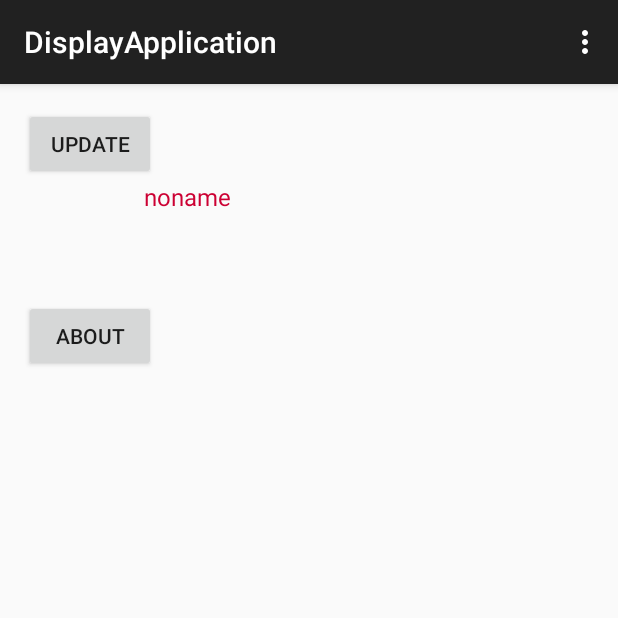
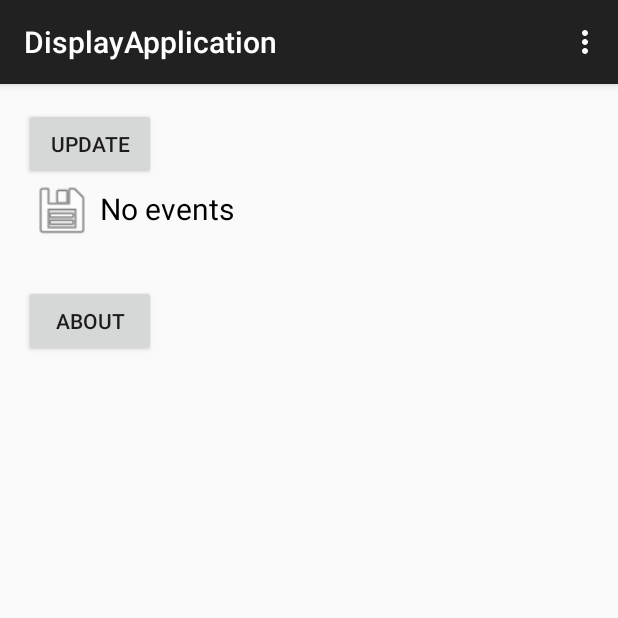
Before and after one commit to irinabelenki/DisplayApplicationGitHub, an Android app: the screen it shows after launch (MainActivity), on a phone screen of 412 x 824 dp, the top half of it. Run offline under Robolectric (Android 15) with nearby library versions, the phone set to English and light mode, and no system bars.

Commit message:
ListItem layout was updated.

```diff
--- a/app/src/main/java/com/example/displayapplication/EventListAdapter.java
+++ b/app/src/main/java/com/example/displayapplication/EventListAdapter.java
@@ -40,7 +40,7 @@ public class EventListAdapter extends ArrayAdapter<EventItem> {
         }
 
         holder.eventName.setText(rowItem.getName());
-        //holder.eventImage.setImageResource(rowItem.getImage());
+        holder.eventImage.setImageResource(android.R.drawable.ic_menu_save);
 
         return convertView;
     }
--- a/app/src/main/java/com/example/displayapplication/LoadDataTask.java
+++ b/app/src/main/java/com/example/displayapplication/LoadDataTask.java
@@ -47,6 +47,7 @@ class LoadDataTask extends AsyncTask<String, String, List<EventItem>> {
     @Override
     protected void onPostExecute(List<EventItem> eventList) {
         Log.i(TAG, "events number: " + eventList.size());
+        adapter.clear();
         adapter.addAll(eventList);
         adapter.notifyDataSetChanged();
     }
--- a/app/src/main/java/com/example/displayapplication/MainActivity.java
+++ b/app/src/main/java/com/example/displayapplication/MainActivity.java
@@ -50,9 +50,9 @@ public class MainActivity extends ActionBarActivity implements AdapterView.OnIte
 		};
 		aboutButton.setOnClickListener(aboutButtonListener);
 
-        listView = (ListView) findViewById(R.id.listView1);
+        listView = (ListView) findViewById(R.id.listView);
         eventItems = new ArrayList<EventItem>();
-        eventItems.add(new EventItem("noname","","","",""));
+        eventItems.add(new EventItem("No events","","","",""));
 
         eventAdapter = new EventListAdapter(this, R.layout.event_item, eventItems);
         listView.setAdapter(eventAdapter);
--- a/app/src/main/res/layout/activity_main.xml
+++ b/app/src/main/res/layout/activity_main.xml
@@ -1,7 +1,7 @@
 <LinearLayout xmlns:android="http://schemas.android.com/apk/res/android"
     xmlns:tools="http://schemas.android.com/tools"
     android:layout_width="match_parent"
-    android:layout_height="match_parent"
+    android:layout_height="wrap_content"
     android:paddingBottom="@dimen/activity_vertical_margin"
     android:paddingLeft="@dimen/activity_horizontal_margin"
     android:paddingRight="@dimen/activity_horizontal_margin"
@@ -15,10 +15,24 @@
         android:layout_height="wrap_content"
         android:text="@string/update" />
 
-    <ListView
+    <!--ListView
         android:id="@+id/listView1"
         android:layout_width="match_parent"
         android:layout_height="wrap_content" >
+    </ListView-->
+
+    <ListView
+        android:id="@+id/listView"
+        android:layout_width="match_parent"
+        android:layout_height="wrap_content"
+        android:alwaysDrawnWithCache="true"
+        android:dividerHeight="1dp"
+        android:horizontalSpacing="3dp"
+        android:scrollingCache="true"
+        android:smoothScrollbar="true"
+        android:stretchMode="columnWidth"
+        android:verticalSpacing="3dp"
+        android:layout_marginBottom="30dp">
     </ListView>
 
     <Button
--- a/app/src/main/res/layout/event_item.xml
+++ b/app/src/main/res/layout/event_item.xml
@@ -1,22 +1,21 @@
 <?xml version="1.0" encoding="UTF-8"?>
     <LinearLayout xmlns:android="http://schemas.android.com/apk/res/android"
-        android:orientation="horizontal"
-        android:layout_gravity="center_horizontal"
         android:layout_height="wrap_content"
-        android:layout_width="fill_parent" >
+        android:layout_width="wrap_content" >
 
         <ImageView
-            android:layout_height="80dp"
-            android:layout_width="80dp"
-            android:paddingRight="10dp"
-            android:paddingLeft="10dp"
+            android:layout_height="40dp"
+            android:layout_width="40dp"
+            android:layout_marginRight="5dp"
+            android:layout_marginLeft="5dp"
             android:id="@+id/event_image"/>
 
         <TextView
-            android:layout_height="fill_parent"
-            android:layout_width="fill_parent"
+            android:layout_height="wrap_content"
+            android:layout_width="wrap_content"
+            android:layout_marginTop="5dp"
             android:id="@+id/event_name"
-            android:textSize="16dp"
-            android:textColor="#CC0033"/>
+            android:textSize="20dp"
+            android:textColor="#000000"/>
 
 </LinearLayout>
```
Also changed, not shown: 2 other files.
